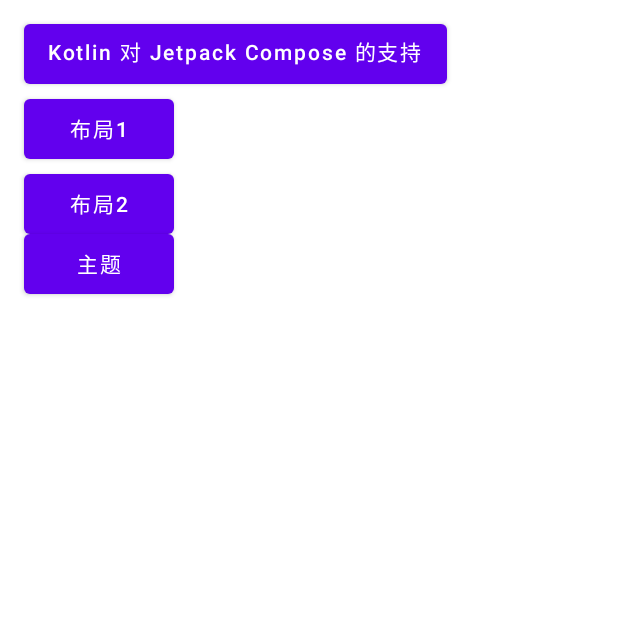
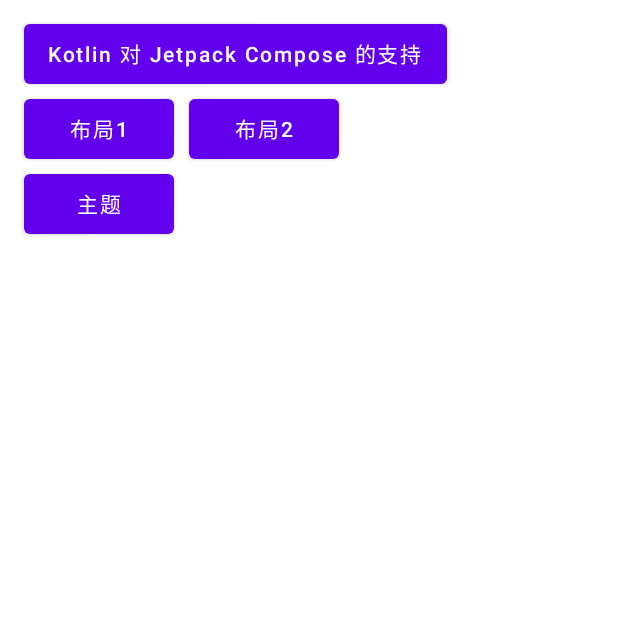
Before and after one commit to thatCbin/ComposeUi, an Android app built with Jetpack Compose: the screen it shows after launch (MainActivity), on a phone screen of 412 x 824 dp, the top half of it. Run offline under Robolectric (Android 15) with nearby library versions, the phone set to English and light mode, and no system bars.

Commit message:
更多布局用法

```diff
--- a/app/src/main/java/com/cbin/compseui/MainActivity.kt
+++ b/app/src/main/java/com/cbin/compseui/MainActivity.kt
@@ -59,19 +59,42 @@ class MainActivity : ComponentActivity() {
         Column(
         ) {
             Column(modifier = Modifier.padding(16.dp)) {
+
+                helloWord()
+
+                Spacer(Modifier.height(10.dp))
+
+                Row() {
+                    layoutA()
+                    Spacer(Modifier.width(10.dp))
+                    layoutB()
+                }
+
+                Spacer(Modifier.height(10.dp))
+
+                themeUi()
+
+            }
+        }
+
+    }
+
+    @Composable
+    fun helloWord() {
         Button(
             onClick = { btnClick(0) },
             modifier = Modifier
                 .height(40.dp)
         ) {
             Text(
-                        text = "Kotlin 对 Jetpack Compose 的支持\n",
+                text = "Kotlin 对 Jetpack Compose 的支持",
 //                        style = typography.body2,
             )
         }
+    }
 
-                Spacer(Modifier.height(10.dp))
-
+    @Composable
+    fun layoutA() {
         Button(
             onClick = { btnClick(1) },
             modifier = Modifier
@@ -83,8 +106,10 @@ class MainActivity : ComponentActivity() {
 //                        style = typography.body2,
             )
         }
-                Spacer(Modifier.height(10.dp))
+    }
 
+    @Composable
+    fun layoutB() {
         Button(
             onClick = { btnClick(2) },
             modifier = Modifier
@@ -96,7 +121,10 @@ class MainActivity : ComponentActivity() {
 //                        style = typography.body2,
             )
         }
+    }
 
+    @Composable
+    fun themeUi() {
         Button(
             onClick = { btnClick(3) },
             modifier = Modifier
@@ -108,10 +136,6 @@ class MainActivity : ComponentActivity() {
 //                        style = typography.body2,
             )
         }
-
-            }
-        }
-
     }
 
     companion object {
```
Also changed, not shown: app/src/main/java/com/cbin/compseui/layout/LayoutActivity.kt (+174 -18 lines). Lines whose indentation alone changed are shown as unchanged.
